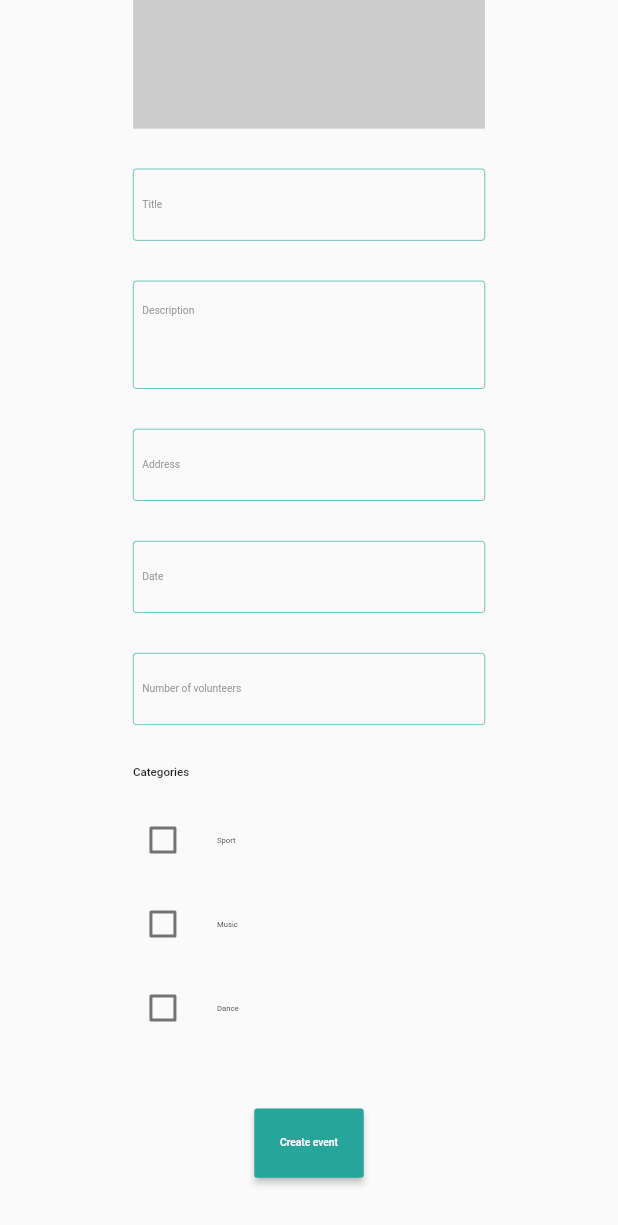
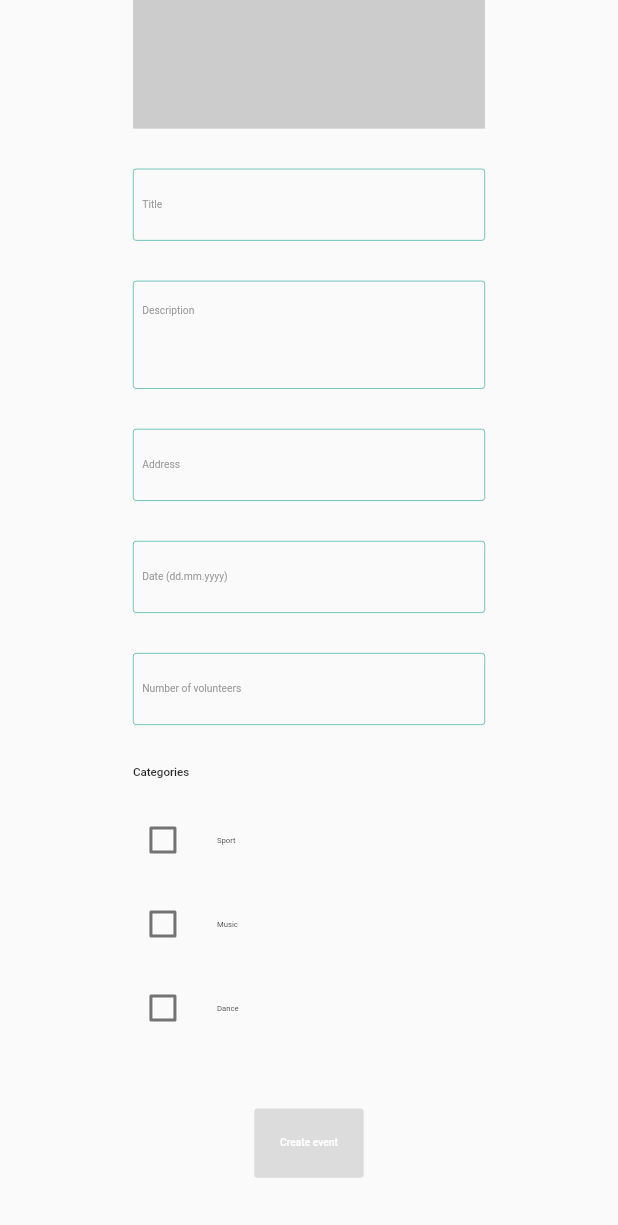
Before and after one commit to Lohyna-international/lohfinder-frontend, a Flutter app: the CreateEventScreen screen opened by its route, scrolled down 442 dp, on a phone screen of 412 x 824 dp. Shown: the top 1225 px of the screen. Run offline on Flutter 3.47's test engine with Material 2 defaults, Android fonts, the phone set to English and light mode, and no system bars; our stand-ins replace equatable, flutter_bloc, flutter_screenutil.

Commit message:
[LFND-70] implements validation on create event screen; refactor auth bloc usage on presentation layer

```diff
--- /dev/null
+++ b/lib/domain/blocs/create_event_bloc/bloc.dart
@@ -0,0 +1,3 @@
+export 'create_event_bloc.dart';
+export 'create_event_event.dart';
+export 'create_event_state.dart';
--- /dev/null
+++ b/lib/domain/blocs/create_event_bloc/create_event_bloc.dart
@@ -0,0 +1,93 @@
+import 'dart:async';
+
+import 'package:flutter_bloc/flutter_bloc.dart';
+import 'package:lohfinder_frontend/domain/validation/date_validation.dart';
+import 'package:lohfinder_frontend/domain/validation/validation.dart';
+import 'package:lohfinder_frontend/domain/validation/volunteers_validation.dart';
+
+import 'create_event_event.dart';
+import 'create_event_state.dart';
+
+class CreateEventBloc extends Bloc<CreateEventEvent, CreateEventState> {
+  final Validation _dateValidation = DateValidation();
+  final Validation _volunteersValidation = VolunteersValidation();
+
+  CreateEventBloc() : super(const CreateEventInitial()) {
+    on<RequiredFieldChanged>(_onRequiredFieldChanged);
+    on<DateChanged>(_onDateChanged);
+    on<VolunteersChanged>(_onVolunteersChanged);
+  }
+
+  FutureOr<void> _onRequiredFieldChanged(
+    RequiredFieldChanged event,
+    Emitter<CreateEventState> emit,
+  ) {
+    final currentState = state;
+    if (currentState is CreateEventInitial) {
+      emit(currentState.copyWith());
+    }
+  }
+
+  FutureOr<void> _onDateChanged(
+    DateChanged event,
+    Emitter<CreateEventState> emit,
+  ) {
+    final currentState = state;
+    if (currentState is CreateEventInitial) {
+      emit(
+        currentState.copyWith(
+          dateValidation: _dateValidation.validate(event.date),
+        ),
+      );
+    }
+  }
+
+  FutureOr<void> _onVolunteersChanged(
+    VolunteersChanged event,
+    Emitter<CreateEventState> emit,
+  ) {
+    final currentState = state;
+    if (currentState is CreateEventInitial) {
+      emit(
+        currentState.copyWith(
+          volunteersValidation: _volunteersValidation.validate(
+            event.volunteers,
+          ),
+        ),
+      );
+    }
+  }
+
+  bool enableButton({
+    required String title,
+    required String address,
+    required String date,
+    required String volunteers,
+  }) {
+    final currentState = state;
+    if (currentState is CreateEventInitial) {
+      return _allValid(currentState) &&
+          _requiredNotEmpty(
+            title,
+            address,
+            date,
+            volunteers,
+          );
+    }
+    return false;
+  }
+
+  bool _allValid(CreateEventInitial currentState) =>
+      currentState.dateValidation.isValid &&
+      currentState.volunteersValidation.isValid;
+
+  bool _requiredNotEmpty(
+    String title,
+    String address,
+    String date,
+    String volunteers,
+  ) {
+    List<String> fields = [title, address, date, volunteers];
+    return fields.every((element) => element.isNotEmpty);
+  }
+}
--- /dev/null
+++ b/lib/domain/blocs/create_event_bloc/create_event_event.dart
@@ -0,0 +1,28 @@
+import 'package:equatable/equatable.dart';
+
+abstract class CreateEventEvent extends Equatable {
+  const CreateEventEvent();
+
+  @override
+  List<Object?> get props => [];
+}
+
+class RequiredFieldChanged extends CreateEventEvent {}
+
+class DateChanged extends CreateEventEvent {
+  final String date;
+
+  const DateChanged(this.date);
+
+  @override
+  List<Object?> get props => [date];
+}
+
+class VolunteersChanged extends CreateEventEvent {
+  final String volunteers;
+
+  const VolunteersChanged(this.volunteers);
+
+  @override
+  List<Object?> get props => [volunteers];
+}
--- /dev/null
+++ b/lib/domain/blocs/create_event_bloc/create_event_state.dart
@@ -0,0 +1,31 @@
+import 'package:equatable/equatable.dart';
+import 'package:lohfinder_frontend/domain/validation/validation.dart';
+
+abstract class CreateEventState extends Equatable {
+  const CreateEventState();
+
+  @override
+  List<Object?> get props => [];
+}
+
+class CreateEventInitial extends CreateEventState {
+  final ValidationResult dateValidation;
+  final ValidationResult volunteersValidation;
+
+  const CreateEventInitial({
+    this.dateValidation = const ValidationResult.valid(),
+    this.volunteersValidation = const ValidationResult.valid(),
+  });
+
+  CreateEventInitial copyWith({
+    ValidationResult? dateValidation,
+    ValidationResult? volunteersValidation,
+  }) =>
+      CreateEventInitial(
+        dateValidation: dateValidation ?? this.dateValidation,
+        volunteersValidation: volunteersValidation ?? this.volunteersValidation,
+      );
+
+  @override
+  List<Object?> get props => [dateValidation, volunteersValidation];
+}
--- a/lib/presentation/app.dart
+++ b/lib/presentation/app.dart
@@ -3,6 +3,7 @@ import 'package:flutter_bloc/flutter_bloc.dart';
 import 'package:flutter_screenutil/flutter_screenutil.dart';
 import 'package:lohfinder_frontend/data/api/categories/mock_categories_service.dart';
 import 'package:lohfinder_frontend/data/api/events/mock_events_service.dart';
+import 'package:lohfinder_frontend/domain/blocs/create_event_bloc/bloc.dart';
 import 'package:lohfinder_frontend/domain/blocs/events_list_bloc/bloc.dart';
 import 'package:lohfinder_frontend/domain/blocs/sign_in_bloc/bloc.dart';
 import 'package:lohfinder_frontend/domain/blocs/sign_up/sign_up_flow_bloc/bloc.dart';
@@ -51,8 +52,6 @@ class App extends StatelessWidget {
             RepositoryProvider.of<EventsRepository>(context),
           )..add(LoadEvents()),
         ),
-        BlocProvider<SignInBloc>(create: (_) => SignInBloc()),
         BlocProvider<SignUpFlowBloc>(create: (_) => SignUpFlowBloc()),
-        BlocProvider<SignUpStepTwoBloc>(create: (_) => SignUpStepTwoBloc()),
       ];
 }
--- a/lib/presentation/screens/create_event/create_event_screen.dart
+++ b/lib/presentation/screens/create_event/create_event_screen.dart
@@ -1,7 +1,9 @@
 import 'package:flutter/material.dart';
+import 'package:flutter/services.dart';
 import 'package:flutter_bloc/flutter_bloc.dart';
 import 'package:flutter_screenutil/flutter_screenutil.dart';
 import 'package:lohfinder_frontend/domain/blocs/categories_bloc/bloc.dart';
+import 'package:lohfinder_frontend/domain/blocs/create_event_bloc/bloc.dart';
 import 'package:lohfinder_frontend/domain/repositories/categories_repository.dart';
 import 'package:lohfinder_frontend/presentation/styles/lf_colors.dart';
 import 'package:lohfinder_frontend/presentation/widgets/categories_check_list.dart';
@@ -9,6 +11,7 @@ import 'package:lohfinder_frontend/presentation/widgets/lf_button.dart';
 import 'package:lohfinder_frontend/presentation/widgets/lf_header.dart';
 import 'package:lohfinder_frontend/presentation/widgets/lf_screen_title.dart';
 import 'package:lohfinder_frontend/presentation/widgets/lf_text_field.dart';
+import 'package:lohfinder_frontend/presentation/widgets/lf_validation_message.dart';
 
 class CreateEventScreen extends StatefulWidget {
   static const String route = '/create_event_screen';
@@ -20,39 +23,50 @@ class CreateEventScreen extends StatefulWidget {
 }
 
 class _CreateEventScreenState extends State<CreateEventScreen> {
+  late final CreateEventBloc _bloc;
+  late final CategoriesBloc _categoriesBloc;
   final TextEditingController _titleController = TextEditingController();
   final TextEditingController _descriptionController = TextEditingController();
   final TextEditingController _addressController = TextEditingController();
   final TextEditingController _dateController = TextEditingController();
   final TextEditingController _volunteersController = TextEditingController();
-  late final CategoriesBloc _categoriesBloc;
 
   @override
   void initState() {
     super.initState();
+    _bloc = CreateEventBloc();
     _categoriesBloc = CategoriesBloc(
       RepositoryProvider.of<CategoriesRepository>(context),
     )..add(LoadCategories());
   }
 
   @override
-  Widget build(BuildContext context) => buildUI();
+  Widget build(BuildContext context) =>
+      BlocBuilder<CreateEventBloc, CreateEventState>(
+        bloc: _bloc,
+        builder: (context, state) {
+          if (state is CreateEventInitial) {
+            return buildUI(state);
+          }
+          return Container();
+        },
+      );
 
-  Widget buildUI() => Scaffold(
+  Widget buildUI(CreateEventInitial state) => Scaffold(
         body: SingleChildScrollView(
           child: Column(
             children: [
               const LFHeader(showMenuButton: true, showBackButton: true),
               Padding(
                 padding: EdgeInsets.symmetric(horizontal: 413.w),
-                child: _content(),
+                child: _content(state),
               ),
             ],
           ),
         ),
       );
 
-  Widget _content() => Column(
+  Widget _content(CreateEventInitial state) => Column(
         mainAxisSize: MainAxisSize.min,
         children: [
           SizedBox(height: 35.h),
@@ -66,9 +80,13 @@ class _CreateEventScreenState extends State<CreateEventScreen> {
           SizedBox(height: 35.h),
           _addressField(),
           SizedBox(height: 35.h),
-          _dateField(),
+          _dateField(isValid: state.dateValidation.isValid),
+          if (!state.dateValidation.isValid)
+            LFValidationMessage(state.dateValidation.errorMessage!),
           SizedBox(height: 35.h),
-          _volunteersField(),
+          _volunteersField(isValid: state.volunteersValidation.isValid),
+          if (!state.volunteersValidation.isValid)
+            LFValidationMessage(state.volunteersValidation.errorMessage!),
           SizedBox(height: 35.h),
           _categories(),
           SizedBox(height: 50.h),
@@ -90,7 +108,9 @@ class _CreateEventScreenState extends State<CreateEventScreen> {
 
   Widget _titleField() => LFTextField(
         controller: _titleController,
-        onChanged: (_) {},
+        onChanged: (_) {
+          _bloc.add(RequiredFieldChanged());
+        },
         hintText: 'Title',
       );
 
@@ -103,20 +123,27 @@ class _CreateEventScreenState extends State<CreateEventScreen> {
 
   Widget _addressField() => LFTextField(
         controller: _addressController,
-        onChanged: (_) {},
+        onChanged: (_) {
+          _bloc.add(RequiredFieldChanged());
+        },
         hintText: 'Address',
       );
 
-  Widget _dateField() => LFTextField(
+  Widget _dateField({required bool isValid}) => LFTextField(
         controller: _dateController,
-        onChanged: (_) {},
-        hintText: 'Date',
+        onChanged: (text) {
+          _bloc.add(DateChanged(text));
+        },
+        hintText: 'Date (dd.mm.yyyy)',
       );
 
-  Widget _volunteersField() => LFTextField(
+  Widget _volunteersField({required bool isValid}) => LFTextField(
         controller: _volunteersController,
-        onChanged: (_) {},
+        onChanged: (text) {
+          _bloc.add(VolunteersChanged(text));
+        },
         hintText: 'Number of volunteers',
+        inputFormatters: [FilteringTextInputFormatter.digitsOnly],
       );
 
   Widget _categories() => CategoriesCheckList(
@@ -127,6 +154,14 @@ class _CreateEventScreenState extends State<CreateEventScreen> {
   Widget _createButton() => LFButton(
         onPressed: _createEvent,
         text: 'Create event',
+        enabled: _enableButton(),
+      );
+
+  bool _enableButton() => _bloc.enableButton(
+        title: _titleController.text,
+        address: _addressController.text,
+        date: _dateController.text,
+        volunteers: _volunteersController.text,
       );
 
   void _createEvent() {
@@ -135,6 +170,7 @@ class _CreateEventScreenState extends State<CreateEventScreen> {
 
   @override
   void dispose() {
+    _bloc.close();
     _categoriesBloc.close();
     super.dispose();
   }
```
Also changed, not shown: lib/domain/validation/date_validation.dart (added, +32 -0 lines), lib/domain/validation/volunteers_validation.dart (added, +15 -0 lines), lib/presentation/screens/sign_in/sign_in_screen.dart (+16 -6 lines), lib/presentation/screens/sign_up/sign_up_step_two_screen.dart (+18 -9 lines), lib/presentation/widgets/lf_menu.dart (+19 -7 lines).
